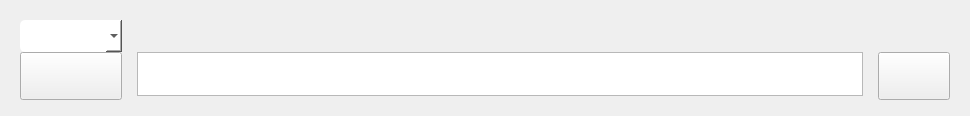
Old version of the form widgets/editor/Fields/InputListField/inputlistfield.ui in the repository taliyos/DialogueCreatorForGames.
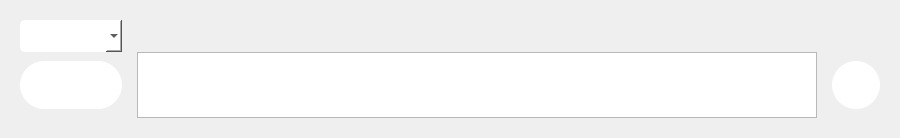
New version of the form. Icons and pictures are not drawn.

Commit message: Fixed layouts and styling

```diff
--- a/widgets/editor/Fields/InputListField/inputlistfield.ui
+++ b/widgets/editor/Fields/InputListField/inputlistfield.ui
@@ -6,8 +6,8 @@
    <rect>
     <x>0</x>
     <y>0</y>
-    <width>970</width>
-    <height>116</height>
+    <width>900</width>
+    <height>138</height>
    </rect>
   </property>
   <property name="sizePolicy">
@@ -18,14 +18,14 @@
   </property>
   <property name="minimumSize">
    <size>
-    <width>0</width>
-    <height>75</height>
+    <width>900</width>
+    <height>138</height>
    </size>
   </property>
   <property name="maximumSize">
    <size>
-    <width>970</width>
-    <height>116</height>
+    <width>900</width>
+    <height>138</height>
    </size>
   </property>
   <property name="baseSize">
@@ -42,6 +42,22 @@
   <property name="windowTitle">
    <string>Form</string>
   </property>
+  <property name="styleSheet">
+   <string notr="true">QPushButton {
+	width: 48px;
+	height: 48px;
+	border-radius: 24px;
+	background-color: white;
+}
+
+QPushButton:Hover {
+	background-color: #c3c3c3;
+}
+
+QPushButton:Pressed {
+	background-color: #a3a3a3;
+}</string>
+  </property>
   <layout class="QGridLayout" name="gridLayout">
    <item row="0" column="0">
     <widget class="QWidget" name="InnerTextField" native="true">
@@ -65,17 +81,10 @@
       <property name="verticalSpacing">
        <number>0</number>
       </property>
-      <item row="0" column="0">
-       <widget class="QComboBox" name="index">
-        <property name="minimumSize">
-         <size>
-          <width>0</width>
-          <height>32</height>
-         </size>
-        </property>
-       </widget>
+      <item row="2" column="1">
+       <widget class="QListWidget" name="listWidget"/>
       </item>
-      <item row="1" column="0">
+      <item row="2" column="0">
        <widget class="QPushButton" name="remove">
         <property name="minimumSize">
          <size>
@@ -108,7 +117,7 @@
         </property>
        </widget>
       </item>
-      <item row="1" column="2">
+      <item row="2" column="2">
        <widget class="QPushButton" name="preview">
         <property name="minimumSize">
          <size>
@@ -135,8 +144,15 @@
         </property>
        </widget>
       </item>
-      <item row="1" column="1">
-       <widget class="QListWidget" name="listWidget"/>
+      <item row="0" column="0">
+       <widget class="QComboBox" name="index">
+        <property name="minimumSize">
+         <size>
+          <width>0</width>
+          <height>32</height>
+         </size>
+        </property>
+       </widget>
       </item>
      </layout>
     </widget>
```
Left out of the diff: 2 changed lines with no effect on the pictures. The commit also changes 4 other files.
